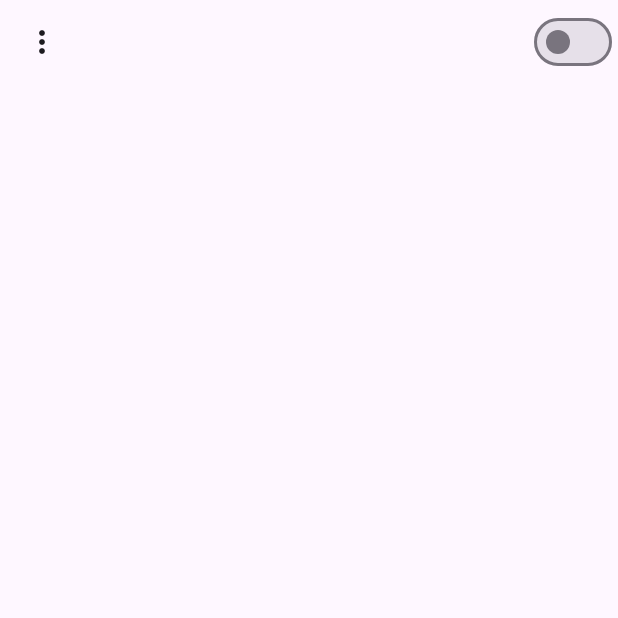
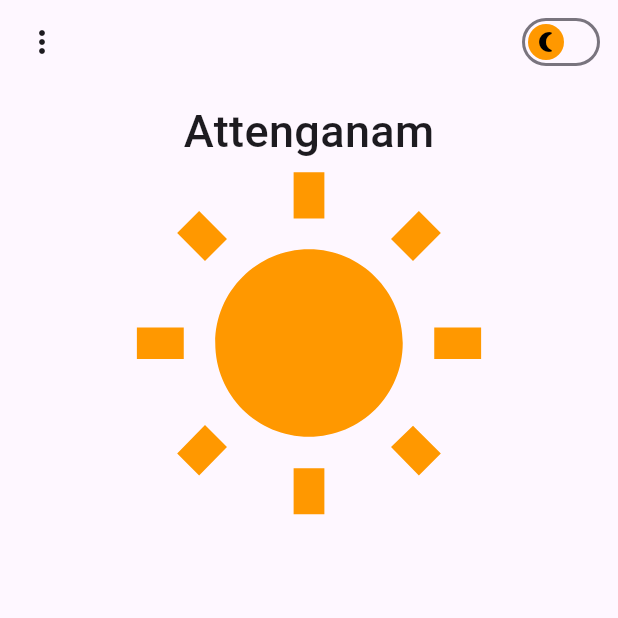
Before and after one commit to vijayasree450/Weather-App, a Flutter app: the screen it shows after launch, on a phone screen of 412 x 824 dp, the top half of it. Run offline on Flutter 3.47's test engine with Material 3 defaults, Android fonts, the phone set to English and light mode, and no system bars.

Commit message:
Update home file

```diff
--- a/lib/home.dart
+++ b/lib/home.dart
@@ -19,14 +19,51 @@ class _HomeState extends State<Home> {
         icon:  const  Icon(Icons.more_vert)),
 
       actions:[
-        Switch(
-          value: isDayTime,
-        onChanged: (value){
-          setState(() {
-            isDayTime = value;
-          });
-        })
-      ]
+        Padding(
+          padding: const EdgeInsets.all(8.0),
+          child: Switch(
+            activeColor: Colors.black,
+            inactiveThumbColor: Colors.black,
+            thumbColor: const MaterialStatePropertyAll(Colors.orange),
+            inactiveTrackColor: Colors.transparent,
+            thumbIcon: MaterialStatePropertyAll(
+              Icon(
+                isDayTime
+                ? Icons.wb_sunny :
+                Icons.nightlight_round,
+                color: Colors.black,)
+            ),
+            value: isDayTime,
+          onChanged: (value){
+            setState(() {
+              isDayTime = value;
+            });
+          }),
+        ),
+      ],
+      ),
+      body: Container(
+        padding: const EdgeInsets.all(10),
+        child: Center(
+        child: Column(
+          children: [
+            Text(
+              "Attenganam",
+              style: TextStyle(
+                fontSize: 30,
+                fontWeight: FontWeight.w500,
+              ),
+
+
+              ),
+            Icon(
+              Icons.wb_sunny,
+               size: 250,
+               color: Colors.orange)
+          ],
+
+        ),
+      ),
       ),
     );
   }
```
